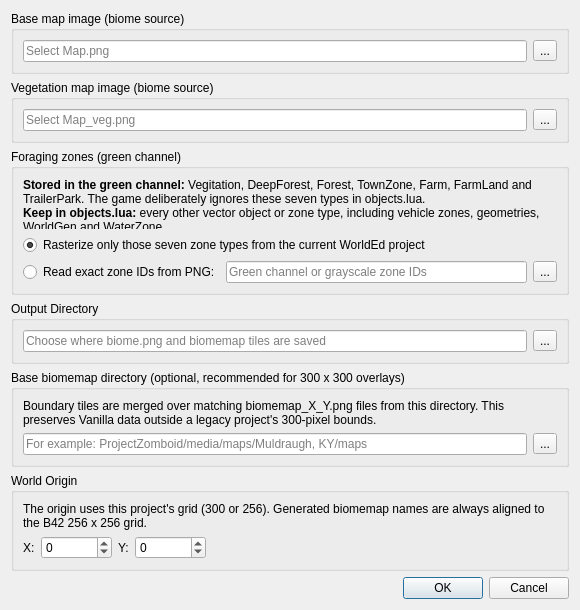
The window that WorldEd/src/editor/biomemapgeneratordialog.ui (Unjammer/PZ_Mapping_Tools) describes before a commit, drawn with Qt 5.
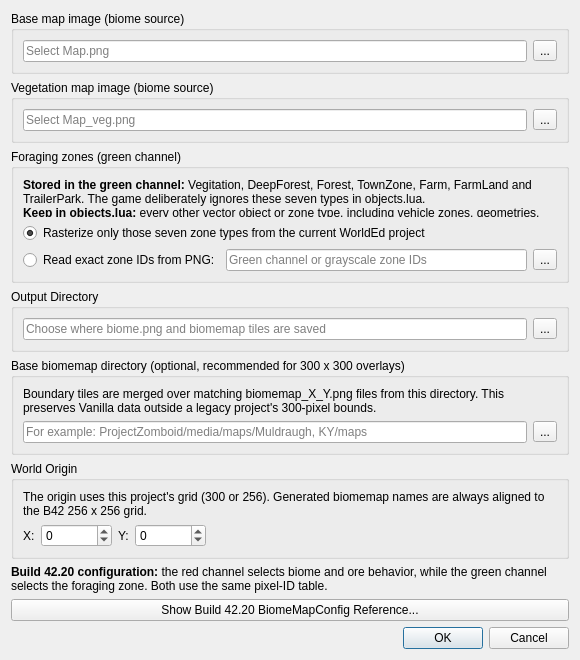
The same window after the commit.

What changed in the file:
```diff
--- a/WorldEd/src/editor/biomemapgeneratordialog.ui
+++ b/WorldEd/src/editor/biomemapgeneratordialog.ui
@@ -7,7 +7,7 @@
     <x>0</x>
     <y>0</y>
     <width>580</width>
-    <height>610</height>
+    <height>660</height>
    </rect>
   </property>
   <property name="minimumSize">
@@ -220,6 +220,23 @@
        </layout>
       </item>
      </layout>
+    </widget>
+  </item>
+   <item>
+    <widget class="QLabel" name="configurationDescription">
+     <property name="text">
+      <string>&lt;b&gt;Build 42.20 configuration:&lt;/b&gt; the red channel selects biome and ore behavior, while the green channel selects the foraging zone. Both use the same pixel-ID table.</string>
+     </property>
+     <property name="wordWrap">
+      <bool>true</bool>
+     </property>
+    </widget>
+   </item>
+   <item>
+    <widget class="QPushButton" name="configurationReferenceButton">
+     <property name="text">
+      <string>Show Build 42.20 BiomeMapConfig Reference...</string>
+     </property>
     </widget>
    </item>
    <item>
```
